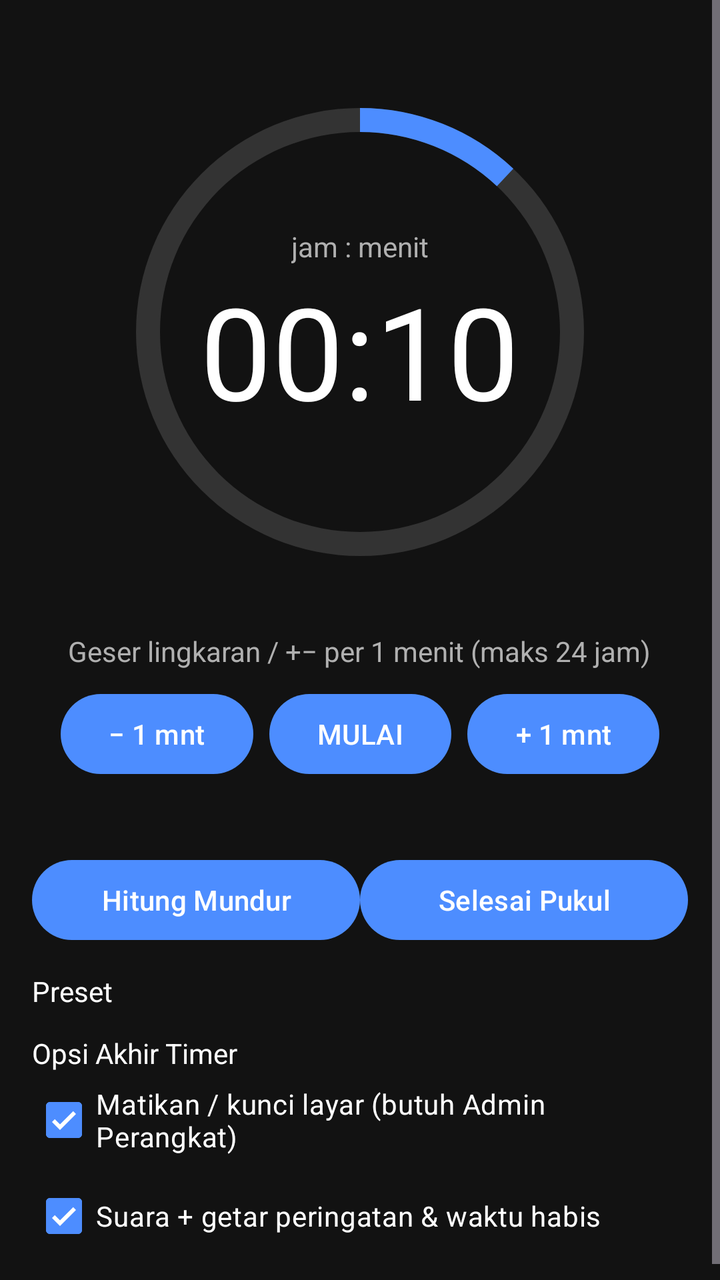
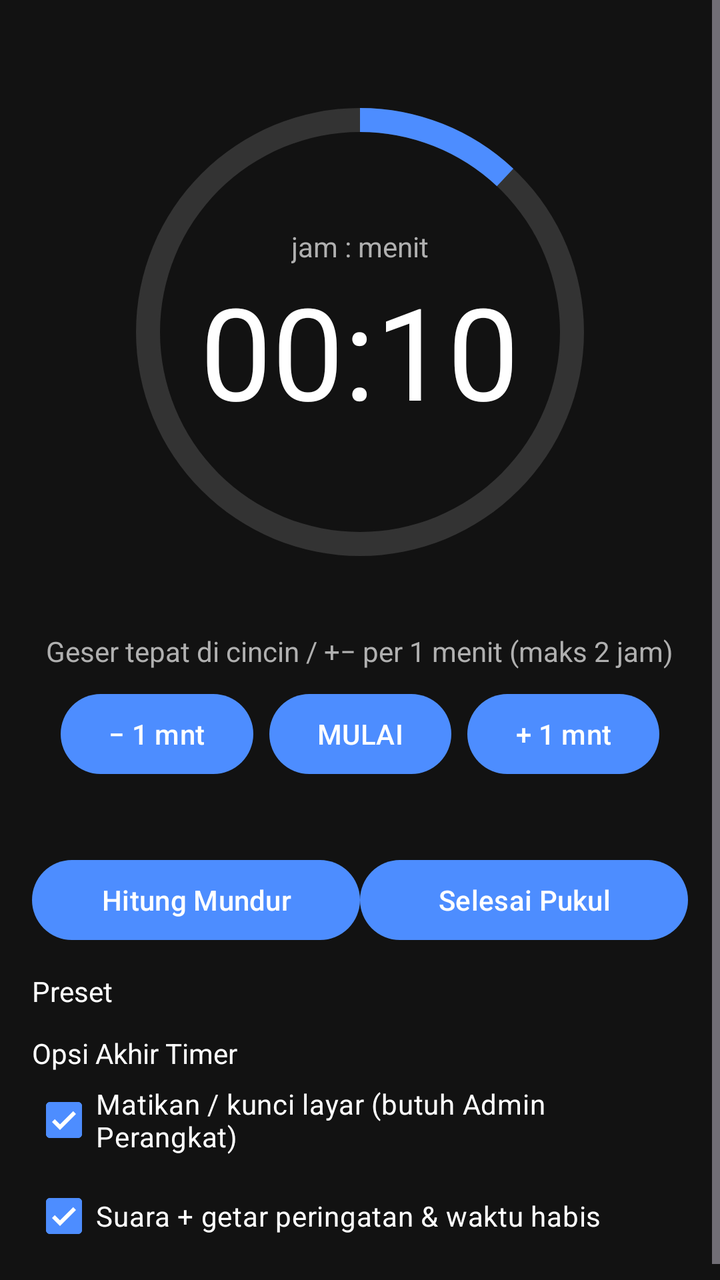

Screens rendered from an Android XML layout before and after an edit, with the pre-edit source and the edit as a unified diff.
<!-- AndroidManifest.xml: application theme Theme.TimeNest -->
<!-- res/layout/fragment_sleep.xml -->
<?xml version="1.0" encoding="utf-8"?>
<ScrollView xmlns:android="http://schemas.android.com/apk/res/android"
    xmlns:app="http://schemas.android.com/apk/res-auto"
    android:background="@color/bg"
    android:layout_width="match_parent" android:layout_height="match_parent">
<LinearLayout android:orientation="vertical" android:padding="16dp"
    android:gravity="center_horizontal"
    android:layout_width="match_parent" android:layout_height="wrap_content">
    <FrameLayout android:id="@+id/dialWrap" android:layout_width="300dp" android:layout_height="300dp">
        <ProgressBar android:id="@+id/ring" style="?android:attr/progressBarStyleHorizontal"
            android:progressDrawable="@drawable/ring" android:max="100" android:progress="12"
            android:layout_width="match_parent" android:layout_height="match_parent" />
        <LinearLayout android:orientation="vertical" android:gravity="center"
            android:layout_width="match_parent" android:layout_height="match_parent">
            <TextView android:text="jam : menit" android:textColor="@color/text2"
                android:layout_width="wrap_content" android:layout_height="wrap_content" />
            <TextView android:id="@+id/tvTime" android:text="00:10" android:textSize="64sp"
                android:textColor="@color/text"
                android:layout_width="wrap_content" android:layout_height="wrap_content" />
        </LinearLayout>
    </FrameLayout>
    <TextView android:text="Geser lingkaran / +− per 1 menit (maks 24 jam)" android:textColor="@color/text2"
        android:gravity="center"
        android:layout_width="wrap_content" android:layout_height="wrap_content" />
    <LinearLayout android:orientation="horizontal" android:layout_marginTop="8dp"
        android:gravity="center"
        android:layout_width="wrap_content" android:layout_height="wrap_content">
        <Button android:id="@+id/btnMinus" android:text="− 1 mnt" android:minWidth="48dp"
            android:layout_width="wrap_content" android:layout_height="wrap_content" />
        <Button android:id="@+id/btnStart" android:text="MULAI"
            android:layout_marginHorizontal="8dp"
            android:layout_width="wrap_content" android:layout_height="wrap_content" />
        <Button android:id="@+id/btnPlus" android:text="+ 1 mnt" android:minWidth="48dp"
            android:layout_width="wrap_content" android:layout_height="wrap_content" />
    </LinearLayout>
    <TextView android:id="@+id/tvSummary" android:textColor="@color/text2"
        android:layout_marginTop="8dp"
        android:layout_width="wrap_content" android:layout_height="wrap_content" />
    <LinearLayout android:orientation="horizontal" android:layout_marginTop="8dp"
        android:layout_width="match_parent" android:layout_height="wrap_content">
        <Button android:id="@+id/tabDur" android:text="Hitung Mundur" android:layout_weight="1"
            android:layout_width="0dp" android:layout_height="wrap_content" />
        <Button android:id="@+id/tabClock" android:text="Selesai Pukul" android:layout_weight="1"
            android:layout_width="0dp" android:layout_height="wrap_content" />
    </LinearLayout>
    <TextView android:text="Preset" android:textColor="@color/text"
        android:layout_marginTop="12dp"
        android:layout_width="match_parent" android:layout_height="wrap_content" />
    <GridLayout android:id="@+id/gridPreset" android:columnCount="3" android:useDefaultMargins="true"
        android:layout_width="match_parent" android:layout_height="wrap_content" />
    <TextView android:text="Opsi Akhir Timer" android:textColor="@color/text"
        android:layout_marginTop="12dp"
        android:layout_width="match_parent" android:layout_height="wrap_content" />
    <CheckBox android:id="@+id/cbLock" android:text="Matikan / kunci layar (butuh Admin Perangkat)"
        android:textColor="@color/text" android:checked="true"
        android:layout_width="match_parent" android:layout_height="wrap_content" />
    <CheckBox android:id="@+id/cbSound" android:text="Suara + getar peringatan &amp; waktu habis"
        android:textColor="@color/text" android:checked="true"
        android:layout_width="match_parent" android:layout_height="wrap_content" />
    <TextView android:id="@+id/tvLockWarn" android:textColor="@color/warn" android:visibility="gone"
        android:text="⚠ Izin Admin belum aktif — perangkat tidak akan terkunci."
        android:layout_width="match_parent" android:layout_height="wrap_content" />
</LinearLayout>
</ScrollView>
<!-- resources referenced by this layout -->
<resources>
  <color name="bg">#121212</color>
  <color name="text">#FFFFFF</color>
  <color name="text2">#B0B0B0</color>
  <color name="warn">#FF9800</color>
  <!-- drawable ring (drawable) -->
  <?xml version="1.0" encoding="utf-8"?>
  <layer-list xmlns:android="http://schemas.android.com/apk/res/android">
      <item android:id="@android:id/background">
          <shape android:shape="ring" android:thickness="12dp" android:useLevel="false">
              <solid android:color="#333333" />
          </shape>
      </item>
      <item android:id="@android:id/progress">
          <rotate android:fromDegrees="270" android:toDegrees="270">
              <shape android:shape="ring" android:thickness="12dp" android:useLevel="true">
                  <solid android:color="@color/accent" />
              </shape>
          </rotate>
      </item>
  </layer-list>
  <style name="Theme.TimeNest" parent="Theme.Material3.Dark.NoActionBar">
          <item name="colorPrimary">@color/accent</item>
          <item name="android:windowBackground">@color/bg</item>
          <item name="colorOnPrimary">@color/text</item>
      </style>
  <color name="accent">#4D8DFF</color>
</resources>

<!-- the commit's change to res/layout/fragment_sleep.xml (unified diff, before → after) -->
@@ -19,7 +19,7 @@
                 android:layout_width="wrap_content" android:layout_height="wrap_content" />
         </LinearLayout>
     </FrameLayout>
-    <TextView android:text="Geser lingkaran / +− per 1 menit (maks 24 jam)" android:textColor="@color/text2"
+    <TextView android:text="Geser tepat di cincin / +− per 1 menit (maks 2 jam)" android:textColor="@color/text2"
         android:gravity="center"
         android:layout_width="wrap_content" android:layout_height="wrap_content" />
     <LinearLayout android:orientation="horizontal" android:layout_marginTop="8dp"
